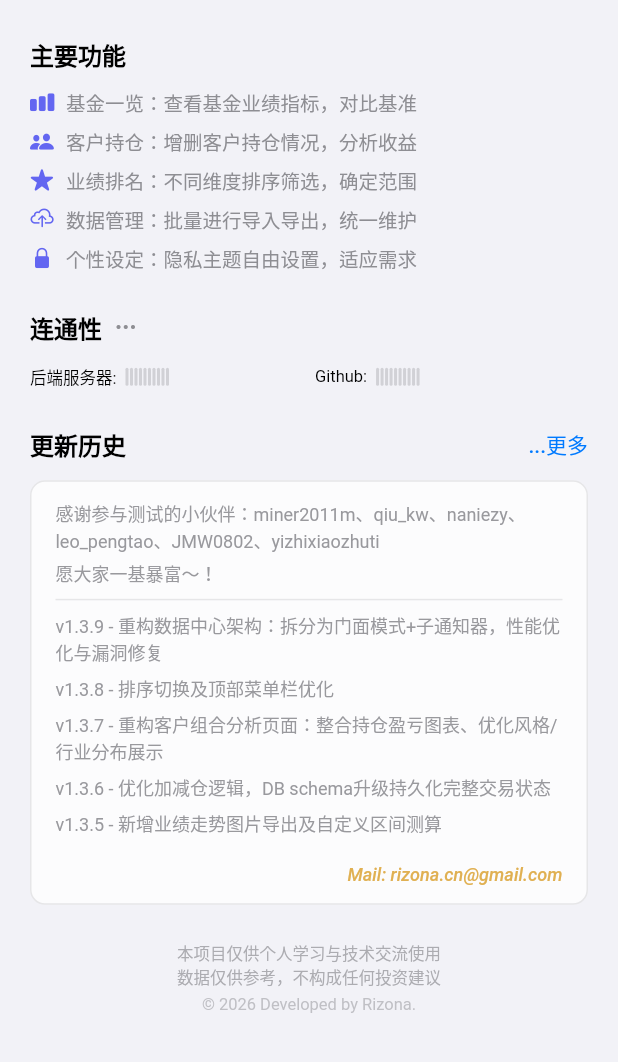
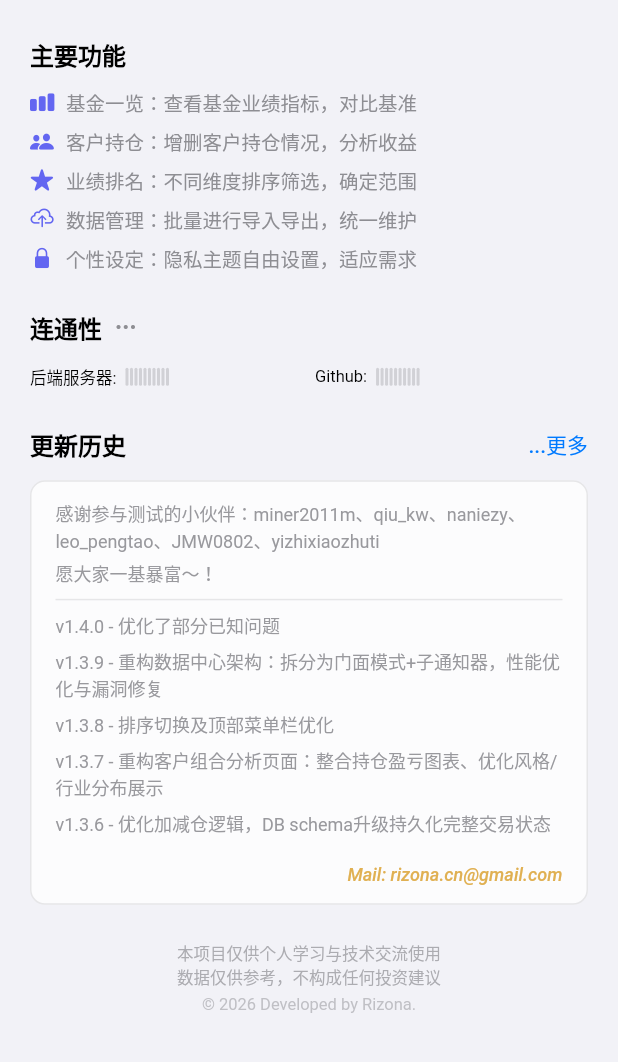
Before and after one commit to rizona27/fundlink, a Flutter app: the VersionView screen opened directly, on a phone screen of 412 x 824 dp, the part 174-1236 px from its top. Run offline on Flutter 3.47's test engine with Material 3 defaults, Android fonts, the phone set to English and light mode, and no system bars; our stand-ins replace csv, file_picker, fl_chart, package_info_plus, permission_handler, share_plus and 3 more; missing offline and left inert: dart:js_interop, desktop_drop, excel, fast_gbk, file_saver, gal and 4 more; accounts and stored records are empty; network calls fail; statements that could not run were skipped.

Commit message:
Update version_view.dart

```diff
--- a/lib/views/version_view.dart
+++ b/lib/views/version_view.dart
@@ -14,6 +14,7 @@ import '../constants/app_constants.dart';
 String APP_VERSION = AppConstants.appVersionWithPrefix;
 
 const List<String> UPDATE_LOGS = [
+  'v1.4.0 - 优化了部分已知问题',
   'v1.3.9 - 重构数据中心架构：拆分为门面模式+子通知器，性能优化与漏洞修复',
   'v1.3.8 - 排序切换及顶部菜单栏优化',
   'v1.3.7 - 重构客户组合分析页面：整合持仓盈亏图表、优化风格/行业分布展示',
```
